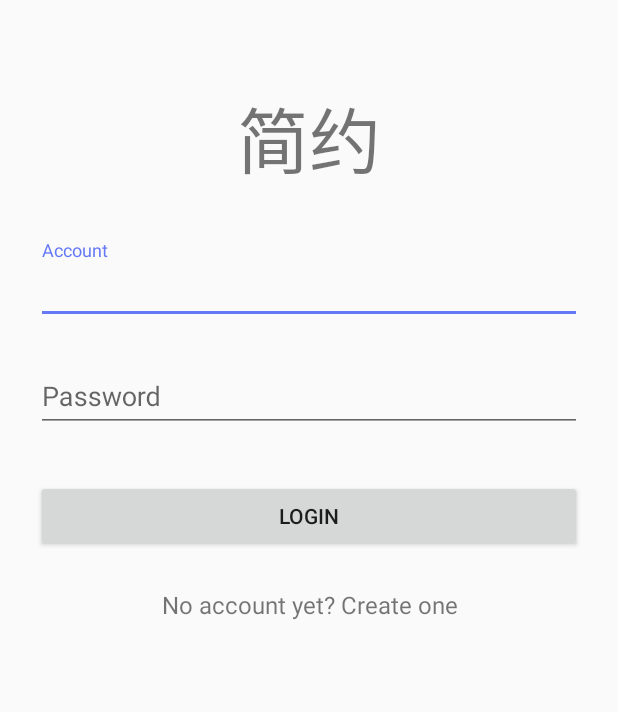
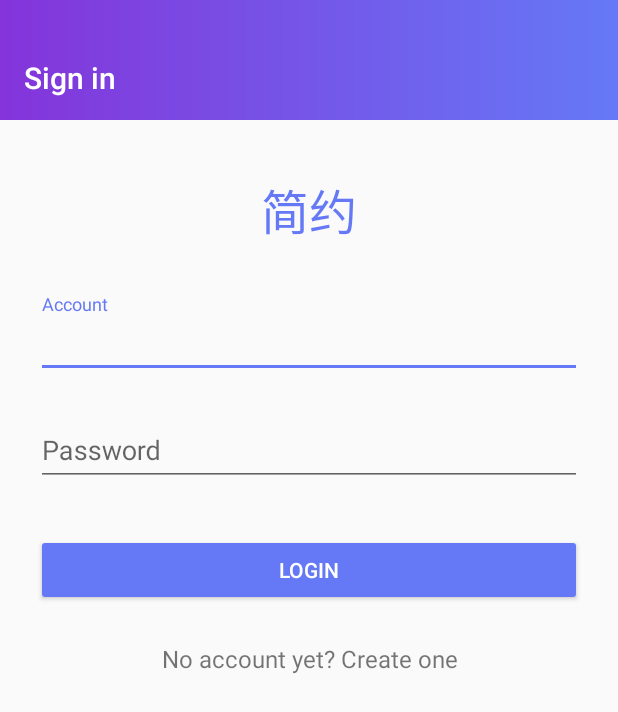
Before and after one commit to NexusLinkTeam/WeNavi, an Android app: the screen it shows after launch (LoginActivity), on a phone screen of 412 x 824 dp. Shown: the top 712 px of the screen. Run offline under Robolectric (Android 15) with nearby library versions, the phone set to English and light mode, and no system bars; our stand-ins replace ButterKnife; libraries missing offline, so code that uses them is left out: cn.jpush.im, com.google.gson.jpush; 1 statement that could not run was skipped.

Commit message:
登录注册UI

```diff
--- a/app/src/main/java/com/nexuslink/wenavi/ui/login/LoginActivity.java
+++ b/app/src/main/java/com/nexuslink/wenavi/ui/login/LoginActivity.java
@@ -1,9 +1,11 @@
 package com.nexuslink.wenavi.ui.login;
 
 import android.os.Bundle;
+import android.support.v7.widget.Toolbar;
 import android.util.Log;
 import android.view.View;
 import android.widget.EditText;
+import android.widget.ImageView;
 import android.widget.ProgressBar;
 import android.widget.ScrollView;
 
@@ -23,6 +25,9 @@ import butterknife.ButterKnife;
 import butterknife.OnClick;
 
 public class LoginActivity extends BaseActivity implements UserContract.View {
+
+    @BindView(R.id.toolbar)
+    Toolbar toolbar;
 
     @BindView(R.id.editTx_account)
     EditText accountEditTx;
@@ -53,7 +58,24 @@ public class LoginActivity extends BaseActivity implements UserContract.View {
         super.onCreate(savedInstanceState);
         setContentView(R.layout.activity_login);
         ButterKnife.bind(this);
+        initView();
         new UserPresenter(this, UserModel.getInstance());
+    }
+
+    private void initView() {
+        toolbar.setTitle(R.string.sign_in);
+
+        // TODO: 17-8-29 待封装
+        try {
+            ImageView bottomBar = (ImageView) findViewById(R.id.bar_bottom);
+            if (isBottomNaviBarExist(this)) {
+                bottomBar.setVisibility(View.VISIBLE);
+            } else {
+                bottomBar.setVisibility(View.GONE);
+            }
+        } catch (Exception e) {
+            e.printStackTrace();
+        }
     }
 
     @Override
--- a/app/src/main/res/layout/activity_login.xml
+++ b/app/src/main/res/layout/activity_login.xml
@@ -1,78 +1,112 @@
 <?xml version="1.0" encoding="utf-8"?>
 <RelativeLayout xmlns:android="http://schemas.android.com/apk/res/android"
+    xmlns:app="http://schemas.android.com/apk/res-auto"
+    xmlns:tools="http://schemas.android.com/tools"
     android:layout_width="fill_parent"
     android:layout_height="fill_parent"
     android:fitsSystemWindows="true">
+
+    <android.support.v7.widget.Toolbar
+        android:theme="@style/AppTheme.AppBarOverlay"
+        android:id="@+id/toolbar"
+        android:layout_width="match_parent"
+        android:layout_height="80dp"
+        android:background="@drawable/shape_gradient"
+        android:paddingTop="24dp"
+        app:popupTheme="@style/AppTheme.PopupOverlay"/>
+
     <ProgressBar
-        android:visibility="gone"
         android:id="@+id/progressBar_load"
+        android:layout_width="wrap_content"
+        android:layout_height="wrap_content"
+        android:layout_below="@id/toolbar"
+        android:layout_centerHorizontal="true"
         android:layout_marginTop="56dp"
-        android:layout_centerHorizontal="true"
-        android:layout_width="wrap_content"
-        android:layout_height="wrap_content" />
+        android:visibility="gone" />
+
+    <ImageView
+        android:id="@+id/bar_bottom"
+        android:layout_alignParentBottom="true"
+        android:background="@drawable/shape_gradient"
+        android:layout_width="match_parent"
+        android:layout_height="48dp" />
 
     <ScrollView
+        android:layout_above="@id/bar_bottom"
         android:id="@+id/scroll_login_form"
         android:layout_width="match_parent"
-        android:layout_height="match_parent">
+        android:layout_height="match_parent"
+        android:layout_below="@id/toolbar">
+
         <LinearLayout
-            android:orientation="vertical"
             android:layout_width="match_parent"
             android:layout_height="wrap_content"
-            android:paddingTop="56dp"
+            android:orientation="vertical"
             android:paddingLeft="24dp"
-            android:paddingRight="24dp">
+            android:paddingRight="24dp"
+            >
 
             <TextView
-                android:textSize="48sp"
+                android:textColor="@color/accent"
+                android:textSize="32sp"
+                android:layout_marginTop="36dp"
+                android:layout_width="wrap_content"
+                android:layout_height="wrap_content"
+                android:layout_gravity="center_horizontal"
+                android:layout_marginBottom="24dp"
                 android:text="简约"
-                android:layout_width="wrap_content"
-                android:layout_height="72dp"
-                android:layout_marginBottom="24dp"
-                android:layout_gravity="center_horizontal" />
+                />
 
             <!-- Account Label -->
             <android.support.design.widget.TextInputLayout
                 android:layout_width="match_parent"
                 android:layout_height="wrap_content"
-                android:layout_marginTop="8dp"
-                android:layout_marginBottom="8dp">
-                <EditText android:id="@+id/editTx_account"
+                android:layout_marginBottom="8dp"
+                android:layout_marginTop="8dp">
+
+                <EditText
+                    android:id="@+id/editTx_account"
                     android:layout_width="match_parent"
                     android:layout_height="wrap_content"
-                    android:inputType="textEmailAddress"
-                    android:hint="Account" />
+                    android:hint="Account"
+                    android:inputType="textEmailAddress" />
             </android.support.design.widget.TextInputLayout>
 
             <!-- Password Label -->
             <android.support.design.widget.TextInputLayout
                 android:layout_width="match_parent"
                 android:layout_height="wrap_content"
-                android:layout_marginTop="8dp"
-                android:layout_marginBottom="8dp">
-                <EditText android:id="@+id/editTx_password"
+                android:layout_marginBottom="8dp"
+                android:layout_marginTop="8dp">
+
+                <EditText
+                    android:id="@+id/editTx_password"
                     android:layout_width="match_parent"
                     android:layout_height="wrap_content"
-                    android:inputType="textPassword"
-                    android:hint="Password"/>
+                    android:hint="Password"
+                    android:inputType="textPassword" />
             </android.support.design.widget.TextInputLayout>
 
             <android.support.v7.widget.AppCompatButton
+                android:textColor="@color/icons"
+                android:backgroundTint="@color/accent"
                 android:id="@+id/btn_login"
                 android:layout_width="fill_parent"
                 android:layout_height="wrap_content"
+                android:layout_marginBottom="24dp"
                 android:layout_marginTop="24dp"
-                android:layout_marginBottom="24dp"
                 android:padding="12dp"
-                android:text="Login"/>
+                android:text="Login"
+                tools:targetApi="lollipop" />
 
-            <TextView android:id="@+id/text_sign_up"
+            <TextView
+                android:id="@+id/text_sign_up"
                 android:layout_width="fill_parent"
                 android:layout_height="wrap_content"
                 android:layout_marginBottom="24dp"
+                android:gravity="center"
                 android:text="No account yet? Create one"
-                android:gravity="center"
-                android:textSize="16dip"/>
+                android:textSize="16dip" />
 
         </LinearLayout>
     </ScrollView>
--- a/app/src/main/res/layout/app_bar_main.xml
+++ b/app/src/main/res/layout/app_bar_main.xml
@@ -4,7 +4,7 @@
     xmlns:tools="http://schemas.android.com/tools"
     android:layout_width="match_parent"
     android:layout_height="match_parent"
-    tools:context="com.nexuslink.wenavi.MainActivity">
+    >
 
     <android.support.design.widget.AppBarLayout
         android:id="@+id/appbar"
--- a/app/src/main/res/values/strings.xml
+++ b/app/src/main/res/values/strings.xml
@@ -10,4 +10,6 @@
     <string name="position_unknown">Position Unknown</string>
     <string name="invite">invite</string>
     <string name="add_friends">Add friends</string>
+    <string name="register">Register</string>
+    <string name="sign_in">Sign in</string>
 </resources>
```
Also changed, not shown: app/src/main/java/com/nexuslink/wenavi/ui/login/RegisterActivity.java (+18 -1 lines), app/src/main/res/layout/activity_register.xml (+30 -6 lines).
